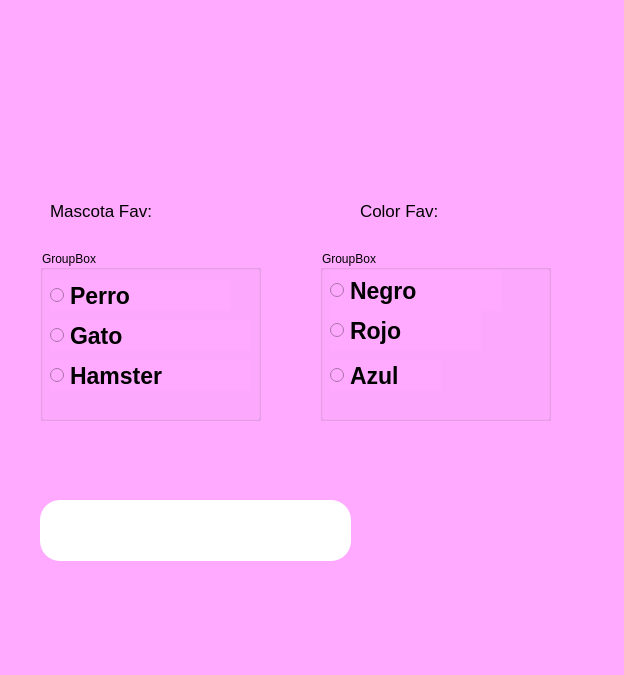
Above: Unidad 2/P12_RadioBoton_grupo.ui from celineazs/PIP_2025_1_Eq3 before the change. Below: the same form after it.
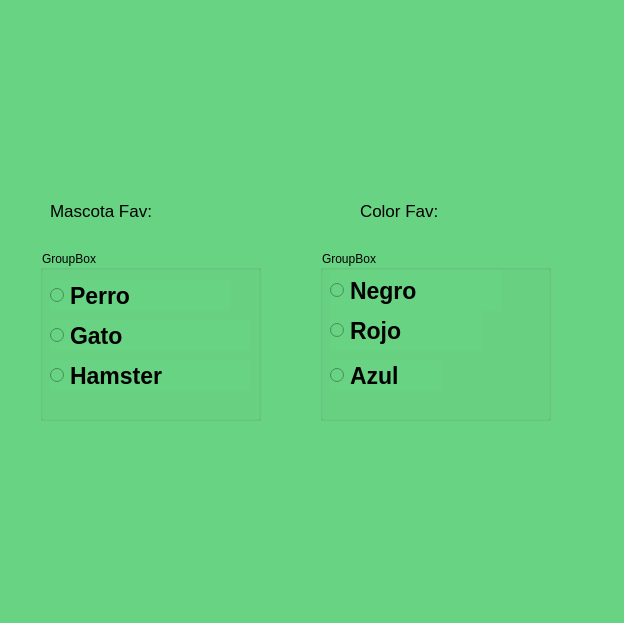
That is the form after the change. Icons and pictures are not drawn.

What changed in the file:
```diff
--- a/Unidad 2/P12_RadioBoton_grupo.ui
+++ b/Unidad 2/P12_RadioBoton_grupo.ui
@@ -7,21 +7,22 @@
     <x>0</x>
     <y>0</y>
     <width>624</width>
-    <height>675</height>
+    <height>623</height>
    </rect>
   </property>
   <property name="windowTitle">
    <string>MainWindow</string>
   </property>
   <property name="styleSheet">
-   <string notr="true">background-color: rgb(255, 170, 255);</string>
+   <string notr="true">background-color: rgb(255, 170, 255);
+background-color: rgb(104, 211, 131);</string>
   </property>
   <widget class="QWidget" name="centralwidget">
    <widget class="QLabel" name="label">
     <property name="geometry">
      <rect>
-      <x>430</x>
-      <y>450</y>
+      <x>410</x>
+      <y>430</y>
       <width>201</width>
       <height>191</height>
      </rect>
@@ -43,9 +44,9 @@
     <property name="geometry">
      <rect>
       <x>440</x>
-      <y>-10</y>
+      <y>10</y>
       <width>161</width>
-      <height>181</height>
+      <height>161</height>
      </rect>
     </property>
     <property name="styleSheet">
@@ -101,25 +102,6 @@
      <string>Mascota Fav:</string>
     </property>
    </widget>
-   <widget class="QLineEdit" name="txt_temporizador">
-    <property name="geometry">
-     <rect>
-      <x>40</x>
-      <y>500</y>
-      <width>311</width>
-      <height>61</height>
-     </rect>
-    </property>
-    <property name="font">
-     <font>
-      <pointsize>24</pointsize>
-     </font>
-    </property>
-    <property name="styleSheet">
-     <string notr="true">background-color: rgb(255, 255, 255);
-border-radius:20px;</string>
-    </property>
-   </widget>
    <widget class="QLabel" name="label_5">
     <property name="geometry">
      <rect>
```
